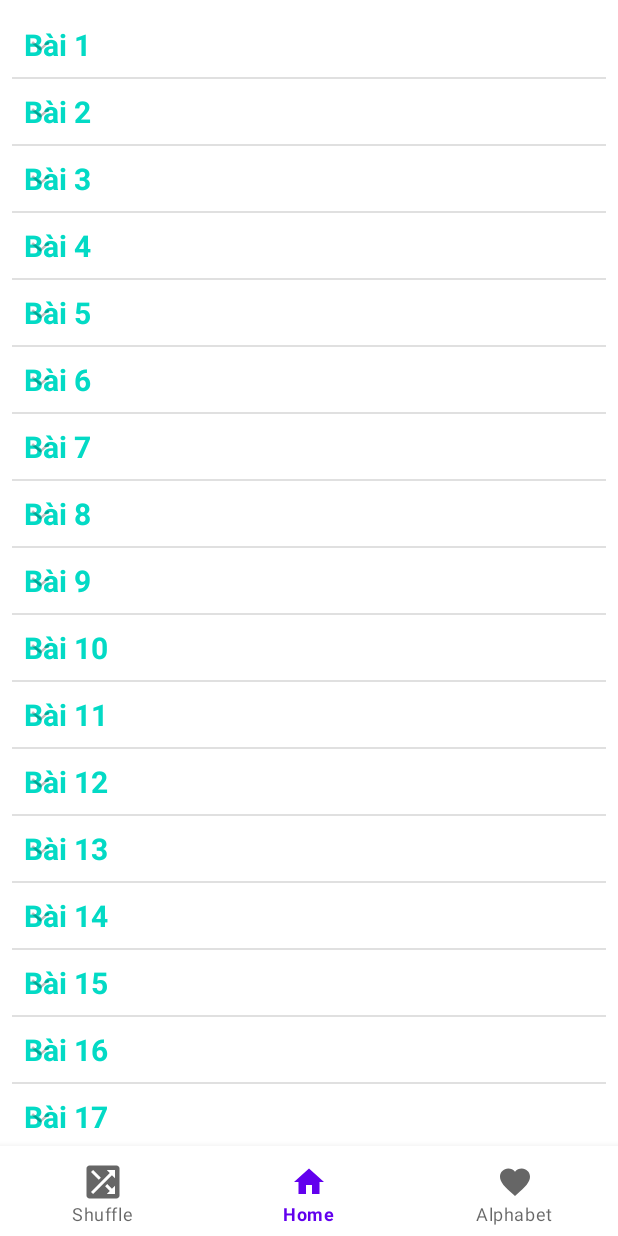
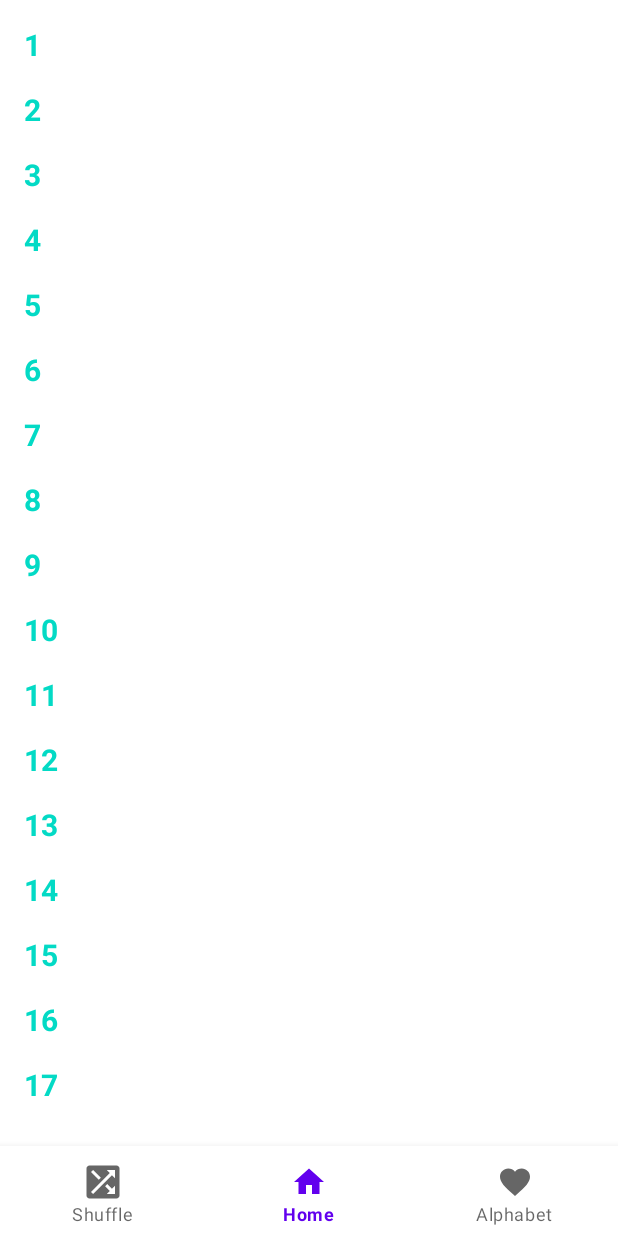
Before and after one commit to pcingame/StudyJapaneseN5, an Android app: the screen it shows after launch (MainActivity), on a phone screen of 412 x 824 dp. Run offline under Robolectric (Android 15) with nearby library versions, the phone set to English and light mode, and no system bars; our stand-ins replace Room's generated code, navigation-ui, sdp/ssp sizes; 1 statement that could not run was skipped.

Commit message:
Add hiragana alphabet 60% + refactor vocabulary 50%

```diff
--- a/app/src/main/java/com/pc/studyjapanesen5/data/model/dao/VocabularyDao.kt
+++ b/app/src/main/java/com/pc/studyjapanesen5/data/model/dao/VocabularyDao.kt
@@ -8,4 +8,7 @@ import com.pc.studyjapanesen5.data.model.entity.VocabularyEntity
 interface VocabularyDao {
     @Query("SELECT * FROM vocabulary")
     suspend fun getAllVocabulary(): List<VocabularyEntity>
+
+    @Query("SELECT * FROM vocabulary WHERE unit = :unit")
+    suspend fun getVocabularyByUnit(unit: Int): List<VocabularyEntity>
 }
--- a/app/src/main/java/com/pc/studyjapanesen5/data/repository/vocabulary/VocabularyRepositoryImpl.kt
+++ b/app/src/main/java/com/pc/studyjapanesen5/data/repository/vocabulary/VocabularyRepositoryImpl.kt
@@ -10,4 +10,8 @@ class VocabularyRepositoryImpl(private val database: AppDatabase) : VocabularyRe
     override suspend fun getAllVocabulary(): List<VocabularyModel> {
         return database.vocabularyDao().getAllVocabulary().map(VocabularyEntity::toModel)
     }
+
+    override suspend fun getVocabularyByUnit(unit: Int): List<VocabularyModel> {
+        return database.vocabularyDao().getVocabularyByUnit(unit).map(VocabularyEntity::toModel)
+    }
 }
--- a/app/src/main/java/com/pc/studyjapanesen5/di/UseCaseModule.kt
+++ b/app/src/main/java/com/pc/studyjapanesen5/di/UseCaseModule.kt
@@ -1,6 +1,7 @@
 package com.pc.studyjapanesen5.di
 
 import com.pc.studyjapanesen5.domain.usecase.alphabet.GetAlphabetUseCase
+import com.pc.studyjapanesen5.domain.usecase.vocabulary.GetDetailVocabularyUseCase
 import com.pc.studyjapanesen5.domain.usecase.vocabulary.GetVocabularyUseCase
 import org.koin.dsl.module
 
@@ -10,4 +11,5 @@ val useCaseModule = module {
 
     //vocabulary
     single { GetVocabularyUseCase() }
+    single { GetDetailVocabularyUseCase() }
 }
--- a/app/src/main/java/com/pc/studyjapanesen5/domain/repository/VocabularyRepository.kt
+++ b/app/src/main/java/com/pc/studyjapanesen5/domain/repository/VocabularyRepository.kt
@@ -4,4 +4,6 @@ import com.pc.studyjapanesen5.domain.model.VocabularyModel
 
 interface VocabularyRepository {
     suspend fun getAllVocabulary(): List<VocabularyModel>
+
+    suspend fun getVocabularyByUnit(unit: Int): List<VocabularyModel>
 }
--- a/app/src/main/java/com/pc/studyjapanesen5/presentation/home/HomeFragment.kt
+++ b/app/src/main/java/com/pc/studyjapanesen5/presentation/home/HomeFragment.kt
@@ -1,19 +1,32 @@
 package com.pc.studyjapanesen5.presentation.home
 
 import androidx.fragment.app.viewModels
+import com.pc.studyjapanesen5.R
 import com.pc.studyjapanesen5.base.BaseFragment
+import com.pc.studyjapanesen5.base.recyclerview.SimpleListAdapter
 import com.pc.studyjapanesen5.databinding.FragmentHomeBinding
-import com.pc.studyjapanesen5.domain.model.VocabularyModel
+import com.pc.studyjapanesen5.databinding.ItemUnitBinding
+import com.pc.studyjapanesen5.presentation.detailVocabulary.DetailVocabularyFragmentArgs
 
 class HomeFragment :
     BaseFragment<FragmentHomeBinding, HomeViewModel>(FragmentHomeBinding::inflate) {
 
     override val viewModel: HomeViewModel by viewModels()
-    private lateinit var vocabularyExpandableListAdapter: VocabularyExpandableListAdapter
-    private lateinit var groupUnit: List<Int>
-    private lateinit var itemVocabulary: MutableMap<Int, List<VocabularyModel>>
+
+    private val unitAdapter by lazy {
+        SimpleListAdapter<ItemUnitBinding, Int>(ItemUnitBinding::inflate) { item, _ ->
+            tvUnit.text = item.toString()
+        }
+    }
 
     override fun setupViews() {
+        viewBinding.rcvUnit.adapter = unitAdapter.apply {
+            onItemClick = { _, position ->
+                val bundle = DetailVocabularyFragmentArgs(position + 1).toBundle()
+                navigate(R.id.detailVocabularyFragment, bundle)
+            }
+        }
+
     }
 
     override fun initData() {
@@ -21,15 +34,8 @@ class HomeFragment :
     }
 
     override fun observeData() {
-        viewModel.itemVocabulary.observe(viewLifecycleOwner) { vocabularyMap ->
-            itemVocabulary = vocabularyMap
-        }
-
         viewModel.groupUnit.observe(viewLifecycleOwner) { unitList ->
-            groupUnit = unitList
-            vocabularyExpandableListAdapter =
-                VocabularyExpandableListAdapter(requireContext(), groupUnit, itemVocabulary)
-            viewBinding.expandableListViewVocabulary.setAdapter(vocabularyExpandableListAdapter)
+            unitAdapter.submitList(unitList)
         }
 
     }
--- a/app/src/main/java/com/pc/studyjapanesen5/presentation/home/HomeViewModel.kt
+++ b/app/src/main/java/com/pc/studyjapanesen5/presentation/home/HomeViewModel.kt
@@ -13,7 +13,7 @@ class HomeViewModel : BaseViewModel() {
 
     val itemVocabulary = SingleLiveData<MutableMap<Int, List<VocabularyModel>>>()
     val groupUnit = SingleLiveData<List<Int>>()
-    private val listUnit: MutableList<Int> = mutableListOf()
+    private val listUnit: MutableSet<Int> = mutableSetOf()
 
     fun getAllVocabulary() {
         executeTask {
@@ -23,11 +23,12 @@ class HomeViewModel : BaseViewModel() {
             val vocabularyMap = fullVocabulary.groupBy { vocabularyModel ->
                 vocabularyModel.unit
             }
-            itemVocabulary.value = vocabularyMap.toMutableMap()
-            vocabularyMap.forEach {
+            vocabularyMap.map {
                 listUnit.add(it.key)
             }
-            groupUnit.value = listUnit
+            itemVocabulary.value = vocabularyMap.toMutableMap()
+
+            groupUnit.value = listUnit.toList()
         }
     }
 }
--- a/app/src/main/java/com/pc/studyjapanesen5/presentation/home/VocabularyExpandableListAdapter.kt
+++ /dev/null
@@ -1,73 +0,0 @@
-package com.pc.studyjapanesen5.presentation.home
-
-import android.content.Context
-import android.view.LayoutInflater
-import android.view.View
-import android.view.ViewGroup
-import android.widget.BaseExpandableListAdapter
-import com.pc.studyjapanesen5.R
-import com.pc.studyjapanesen5.databinding.ItemUnitBinding
-import com.pc.studyjapanesen5.databinding.ItemVocabularyBinding
-import com.pc.studyjapanesen5.domain.model.VocabularyModel
-
-class VocabularyExpandableListAdapter(
-    private val context: Context,
-    private val groupTitles: List<Int>,
-    private val itemData: MutableMap<Int, List<VocabularyModel>>
-) : BaseExpandableListAdapter() {
-    override fun getGroupCount(): Int {
-        return groupTitles.size
-    }
-
-    override fun getChildrenCount(groupPosition: Int): Int {
-        return itemData[groupTitles[groupPosition]]!!.size
-    }
-
-    override fun getGroup(groupPosition: Int): Any {
-        return groupTitles[groupPosition]
-    }
-
-    override fun getChild(groupPosition: Int, childPosition: Int): VocabularyModel {
-        return itemData[groupTitles[groupPosition]]!![childPosition]
-    }
-
-    override fun getGroupId(groupPosition: Int): Long {
-        return groupPosition.toLong()
-    }
-
-    override fun getChildId(groupPosition: Int, childPosition: Int): Long {
-        return childPosition.toLong()
-    }
-
-    override fun hasStableIds() = true
-
-    override fun getGroupView(
-        groupPosition: Int,
-        isExpanded: Boolean,
-        convertView: View?,
-        parent: ViewGroup?
-    ): View {
-        val unitBinding = ItemUnitBinding.inflate(LayoutInflater.from(context), parent, false)
-        val unit = getGroup(groupPosition).toString()
-        unitBinding.tvUnit.text = context.getString(R.string.unit, unit)
-        return unitBinding.root
-    }
-
-    override fun getChildView(
-        groupPosition: Int,
-        childPosition: Int,
-        isLastChild: Boolean,
-        convertView: View?,
-        parent: ViewGroup?
-    ): View {
-        val vocabularyBinding =
-            ItemVocabularyBinding.inflate(LayoutInflater.from(context), parent, false)
-        val vocabularyModel = getChild(groupPosition, childPosition)
-        vocabularyBinding.tvVocabulary.text = vocabularyModel.newWord.toString()
-        vocabularyBinding.tvKanji.text = vocabularyModel.kanji ?: ""
-        vocabularyBinding.tvWordMeaning.text = vocabularyModel.wordMeaning.toString()
-        return vocabularyBinding.root
-    }
-
-    override fun isChildSelectable(groupPosition: Int, childPosition: Int) = false
-}
--- a/app/src/main/res/layout/fragment_home.xml
+++ b/app/src/main/res/layout/fragment_home.xml
@@ -1,5 +1,6 @@
 <?xml version="1.0" encoding="utf-8"?>
-<androidx.appcompat.widget.LinearLayoutCompat xmlns:android="http://schemas.android.com/apk/res/android"
+<androidx.core.widget.NestedScrollView xmlns:android="http://schemas.android.com/apk/res/android"
+    xmlns:app="http://schemas.android.com/apk/res-auto"
     xmlns:tools="http://schemas.android.com/tools"
     android:layout_width="match_parent"
     android:layout_height="match_parent"
@@ -8,9 +9,12 @@
     android:padding="8dp"
     tools:context=".presentation.home.HomeFragment">
 
-        <ExpandableListView
-            android:id="@+id/expandableListViewVocabulary"
-            android:layout_width="match_parent"
-            android:layout_height="match_parent" />
+    <androidx.recyclerview.widget.RecyclerView
+        android:id="@+id/rcvUnit"
+        android:layout_width="match_parent"
+        android:layout_height="wrap_content"
+        app:layoutManager="androidx.recyclerview.widget.LinearLayoutManager"
+        tools:itemCount="10"
+        tools:listitem="@layout/item_unit" />
 
-</androidx.appcompat.widget.LinearLayoutCompat>
+</androidx.core.widget.NestedScrollView>
--- a/app/src/main/res/layout/item_unit.xml
+++ b/app/src/main/res/layout/item_unit.xml
@@ -1,9 +1,10 @@
 <?xml version="1.0" encoding="utf-8"?>
 <androidx.appcompat.widget.LinearLayoutCompat xmlns:android="http://schemas.android.com/apk/res/android"
     android:layout_width="match_parent"
-    android:paddingVertical="@dimen/dp_8"
+    android:layout_height="wrap_content"
     android:paddingHorizontal="@dimen/dp_8"
-    android:layout_height="match_parent">
+    android:paddingVertical="@dimen/dp_8">
+
     <androidx.appcompat.widget.AppCompatTextView
         android:id="@+id/tvUnit"
         android:layout_width="match_parent"
--- a/app/src/main/res/layout/single_alphabet_layout.xml
+++ b/app/src/main/res/layout/single_alphabet_layout.xml
@@ -35,11 +35,11 @@
         android:layout_width="match_parent"
         android:layout_height="wrap_content"
         android:layout_gravity="center_horizontal"
+        android:layout_marginHorizontal="@dimen/dp_8"
         android:layout_marginTop="@dimen/dp_8"
         android:orientation="vertical"
         app:layoutManager="androidx.recyclerview.widget.GridLayoutManager"
         app:layout_constraintStart_toStartOf="parent"
-        android:layout_marginHorizontal="@dimen/dp_8"
         app:layout_constraintTop_toBottomOf="@id/tvKnowWritingSystem"
         app:spanCount="5"
         tools:itemCount="30"
--- a/app/src/main/res/navigation/nav_main_graph.xml
+++ b/app/src/main/res/navigation/nav_main_graph.xml
@@ -10,6 +10,9 @@
         android:name="com.pc.studyjapanesen5.presentation.home.HomeFragment"
         android:label="fragment_add_vocabulay"
         tools:layout="@layout/fragment_home">
+        <action
+            android:id="@+id/action_homeFragment_to_detailVocabularyFragment"
+            app:destination="@id/detailVocabularyFragment" />
     </fragment>
     <fragment
         android:id="@+id/shuffleVocabularyFragment"
@@ -21,4 +24,13 @@
         android:name="com.pc.studyjapanesen5.presentation.alphabet.AlphabetFragment"
         android:label="fragment_favorite"
         tools:layout="@layout/fragment_alphabet" />
+    <fragment
+        android:id="@+id/detailVocabularyFragment"
+        android:name="com.pc.studyjapanesen5.presentation.detailVocabulary.DetailVocabularyFragment"
+        android:label="fragment_detail_vocabulary"
+        tools:layout="@layout/fragment_detail_vocabulary">
+        <argument
+            android:name="unit"
+            app:argType="integer" />
+    </fragment>
 </navigation>
--- a/build.gradle
+++ b/build.gradle
@@ -10,7 +10,7 @@ buildscript {
     }
     dependencies {
         classpath "androidx.navigation:navigation-safe-args-gradle-plugin:$nav_version"
-        classpath "com.android.tools.build:gradle:7.4.2"
+        classpath 'com.android.tools.build:gradle:7.4.2'
         classpath "org.jetbrains.kotlin:kotlin-gradle-plugin:$kotlin_version"
 
         // NOTE: Do not place your application dependencies here; they belong
```
Also changed, not shown: app/src/main/java/com/pc/studyjapanesen5/domain/usecase/vocabulary/GetDetailVocabularyUseCase.kt (added, +18 -0 lines), app/src/main/java/com/pc/studyjapanesen5/presentation/detailVocabulary/DetailVocabularyFragment.kt (added, +21 -0 lines), app/src/main/res/layout/fragment_detail_vocabulary.xml (added, +9 -0 lines).
